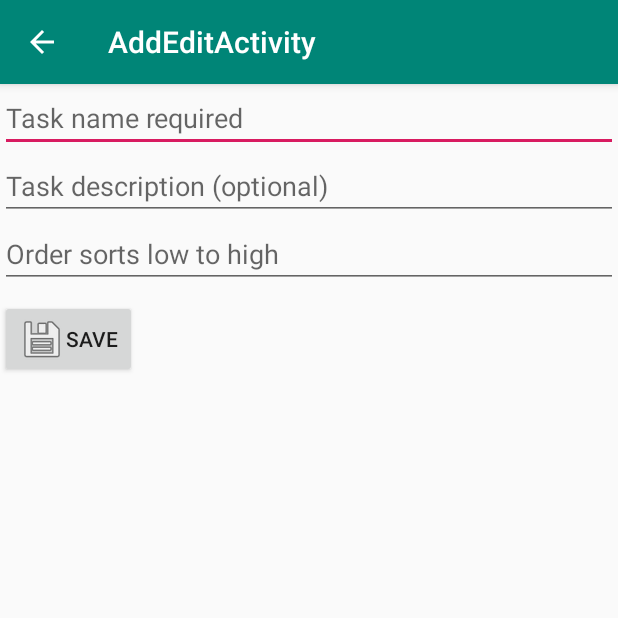
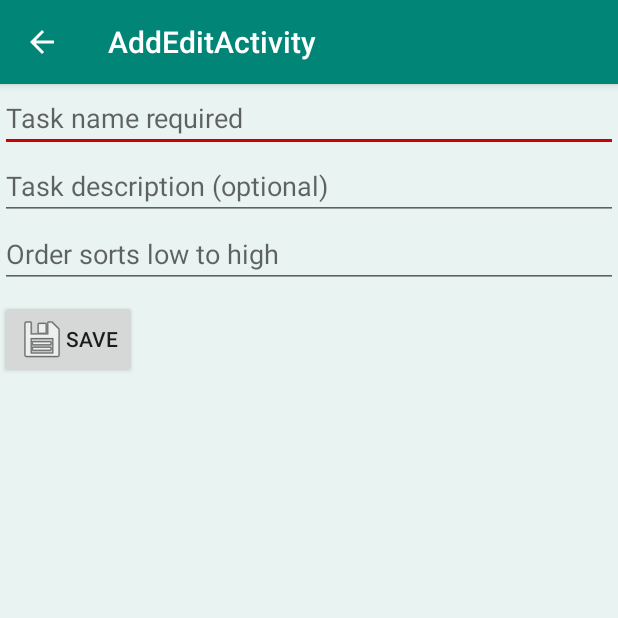
Before and after one commit to abysstone/Task-Timer, an Android app: the AddEditActivity screen opened directly, with no data from a screen before it, on a phone screen of 412 x 824 dp, the top half of it. Run offline under Robolectric (Android 15) with nearby library versions, the phone set to English and light mode, and no system bars.

Commit message:
material touch

```diff
--- a/app/src/main/res/layout/fragment_main.xml
+++ b/app/src/main/res/layout/fragment_main.xml
@@ -17,8 +17,9 @@
         android:layout_marginTop="8dp"
         android:layout_marginEnd="8dp"
         android:layout_marginRight="8dp"
+        android:gravity="center"
         android:text="@string/no_task_message"
-        android:textColor="@android:color/tertiary_text_light"
+        android:textColor="#917D0F"
         android:textSize="22sp"
         android:textStyle="normal|bold"
         app:layout_constraintEnd_toEndOf="parent"
--- a/app/src/main/res/layout/task_list_items.xml
+++ b/app/src/main/res/layout/task_list_items.xml
@@ -32,7 +32,7 @@
         android:layout_marginEnd="8dp"
         android:layout_marginRight="8dp"
         android:text="Write course notes for the task timer application."
-        android:textColor="@android:color/secondary_text_dark"
+        android:textColor="#314D04"
         app:layout_constraintEnd_toStartOf="@+id/tli_edit"
         app:layout_constraintStart_toStartOf="parent"
         app:layout_constraintTop_toBottomOf="@+id/tli_name" />
--- a/app/src/main/res/values/colors.xml
+++ b/app/src/main/res/values/colors.xml
@@ -2,5 +2,13 @@
 <resources>
     <color name="colorPrimary">#008577</color>
     <color name="colorPrimaryDark">#00574B</color>
-    <color name="colorAccent">#D81B60</color>
+    <color name="colorAccent">#FFCC0000</color>
+
+    <color name="primary_light">#FFE9F3F2</color>
+<!--    <color name="icons">#008577</color>-->
+
 </resources>
+
+
+
+<!--<color name="primary_light">#FBF1EAA1</color>-->
--- a/app/src/main/res/values/styles.xml
+++ b/app/src/main/res/values/styles.xml
@@ -6,7 +6,10 @@
         <item name="colorPrimary">@color/colorPrimary</item>
         <item name="colorPrimaryDark">@color/colorPrimaryDark</item>
         <item name="colorAccent">@color/colorAccent</item>
-        <!--        <item name="android:color/tertiary_text_light">@color/colorAccent</item>-->
+
+        <item name="android:windowBackground">@color/primary_light</item>
+<!--        <item name="android:icon">@color/icons</item>-->
+
     </style>
 
     <style name="AppTheme.NoActionBar">
```
Also changed, not shown: app/src/main/java/com/abysstone/tasktimer/AppDialog.java (line endings or trailing spaces).
